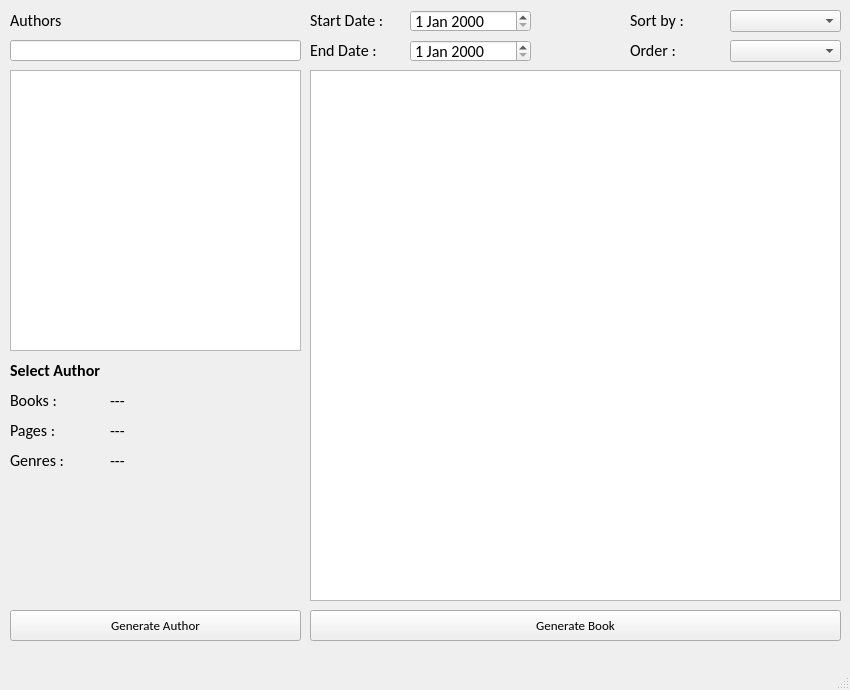
knu-2-tochanenko/Exam, file AuthorsAndBooks/mainwindow.ui: the form before one commit.
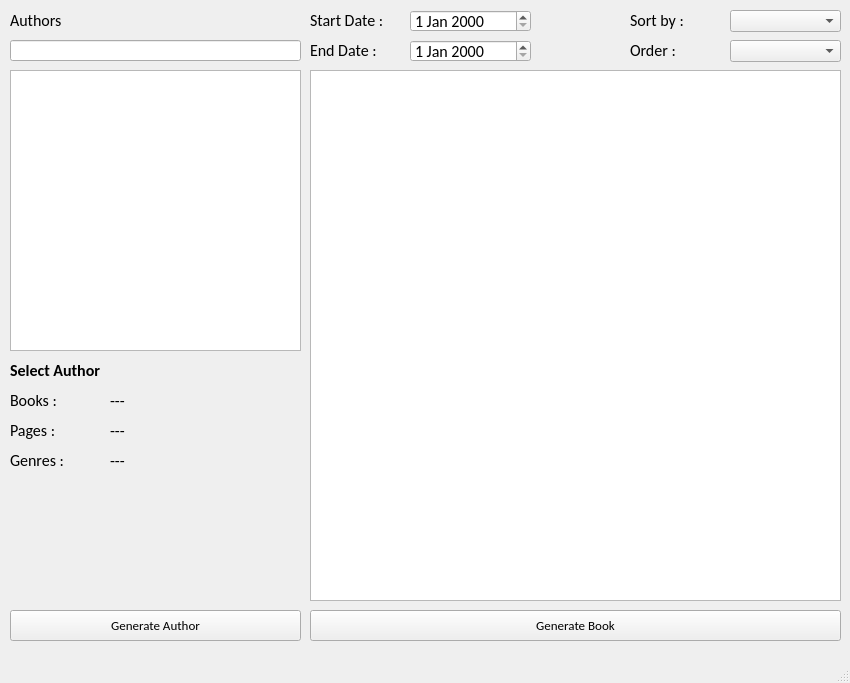
The form after the commit.

Commit message: Fixed dimensions [via old method]

Diff of the .ui file:
```diff
--- a/AuthorsAndBooks/mainwindow.ui
+++ b/AuthorsAndBooks/mainwindow.ui
@@ -7,9 +7,21 @@
     <x>0</x>
     <y>0</y>
     <width>850</width>
-    <height>690</height>
+    <height>683</height>
    </rect>
   </property>
+  <property name="minimumSize">
+   <size>
+    <width>850</width>
+    <height>683</height>
+   </size>
+  </property>
+  <property name="maximumSize">
+   <size>
+    <width>850</width>
+    <height>683</height>
+   </size>
+  </property>
   <property name="font">
    <font>
     <family>Calibri</family>
```
